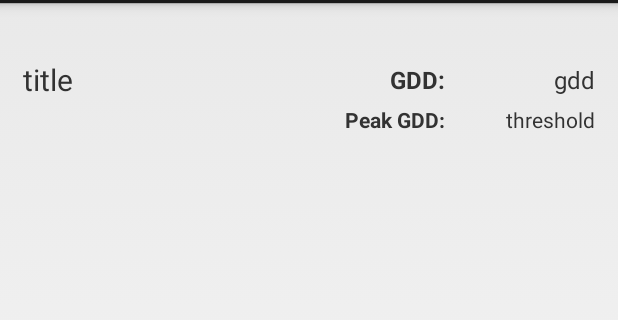
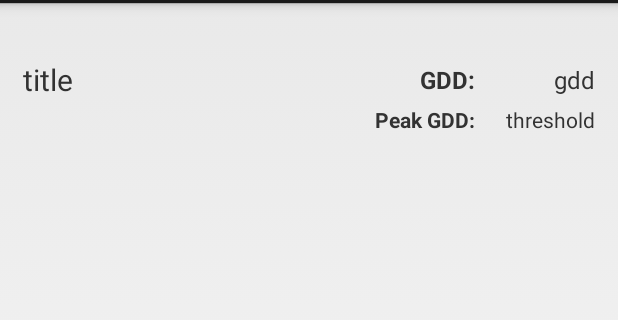
Before and after one commit to mcelrjo/WeedGenie, an Android app: the layout listitem.xml on its own in the app's theme, with its tools: preview values and no code run, on a phone screen of 412 x 824 dp, the part 69-389 px from its top. Run offline under Robolectric (Android 15) with nearby library versions, the phone set to English and light mode, and no system bars.

Commit message:
More tweaks

```diff
--- a/AUGDD/app/src/main/res/layout/listitem.xml
+++ b/AUGDD/app/src/main/res/layout/listitem.xml
@@ -38,7 +38,7 @@
             android:textStyle="bold"
             android:text="@string/gdd"
             android:layout_alignParentRight="true"
-            android:layout_marginRight="100dp"
+            android:layout_marginRight="80dp"
             android:layout_centerVertical="true" />
 
         <TextView
@@ -61,6 +61,6 @@
             android:textStyle="bold"
             android:layout_below="@id/gdd_label"
             android:layout_alignParentRight="true"
-            android:layout_marginRight="100dp" />
+            android:layout_marginRight="80dp" />
     </RelativeLayout>
 </LinearLayout>
```
